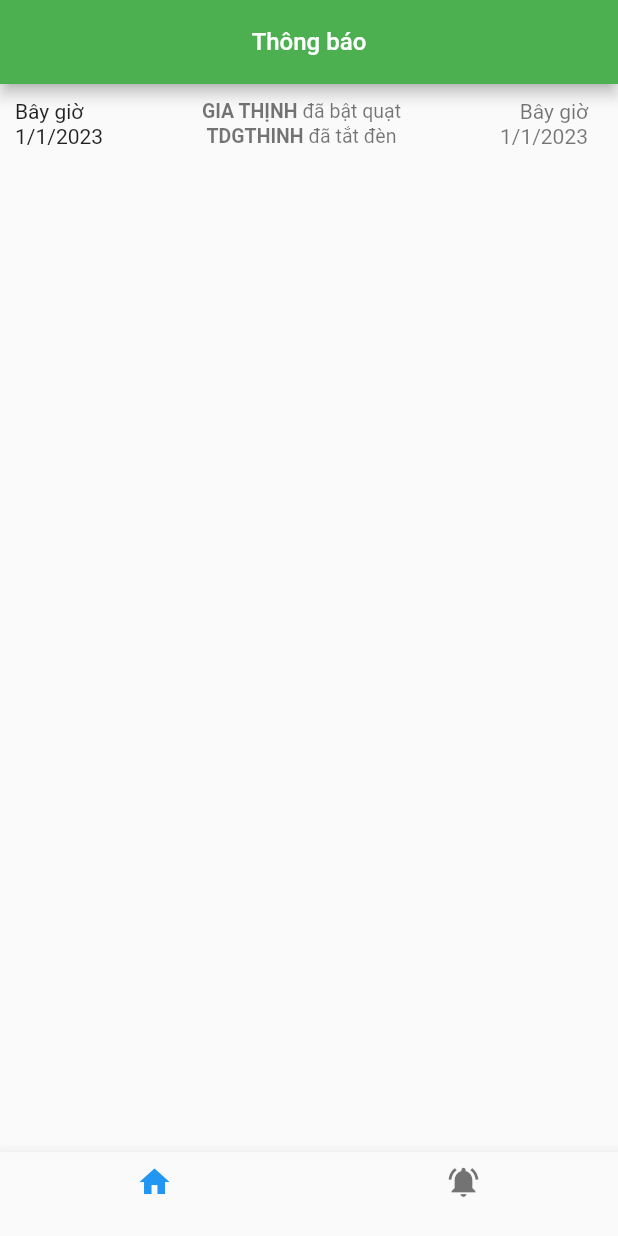
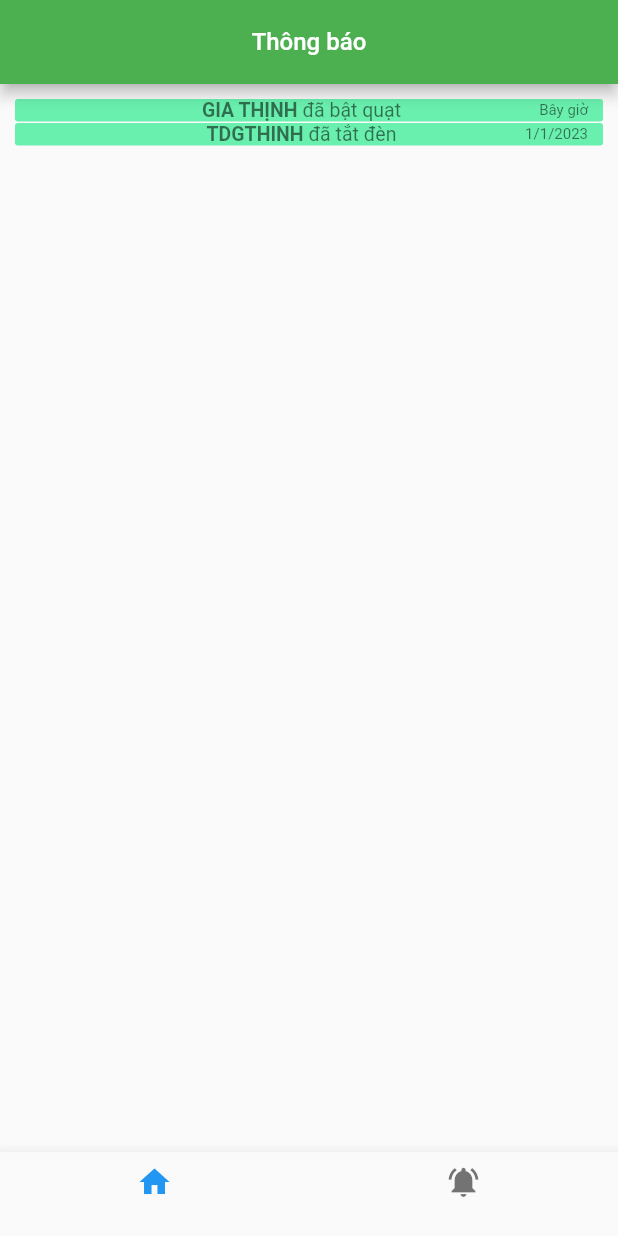
Before and after one commit to TranDuongGiaThinh/SmartHome, a Flutter app: the screen it shows after launch, item 2 of the bottom bar chosen, on a phone screen of 412 x 824 dp. Run offline on Flutter 3.47's test engine with Material 2 defaults, Android fonts, the phone set to English and light mode, and no system bars; statements that could not run were skipped.

Commit message:
add fields

```diff
--- a/lib/constants.dart
+++ b/lib/constants.dart
@@ -1,6 +1,7 @@
 import 'package:flutter/material.dart';
 
 class MyConstants {
+  static const double fontNotiTime = 10.0;
   static const double fontText = 13.0;
   static const double fontHeader = 16.0;
 
@@ -18,6 +19,7 @@ class MyConstants {
 
   static const Color colorAppbar = Colors.green;
   static const Color colorButton = Colors.greenAccent;
+  static const Color colorCard = Colors.greenAccent;
 
   static const int homeIndex = 0;
   static const int notiIndex = 1;
```
